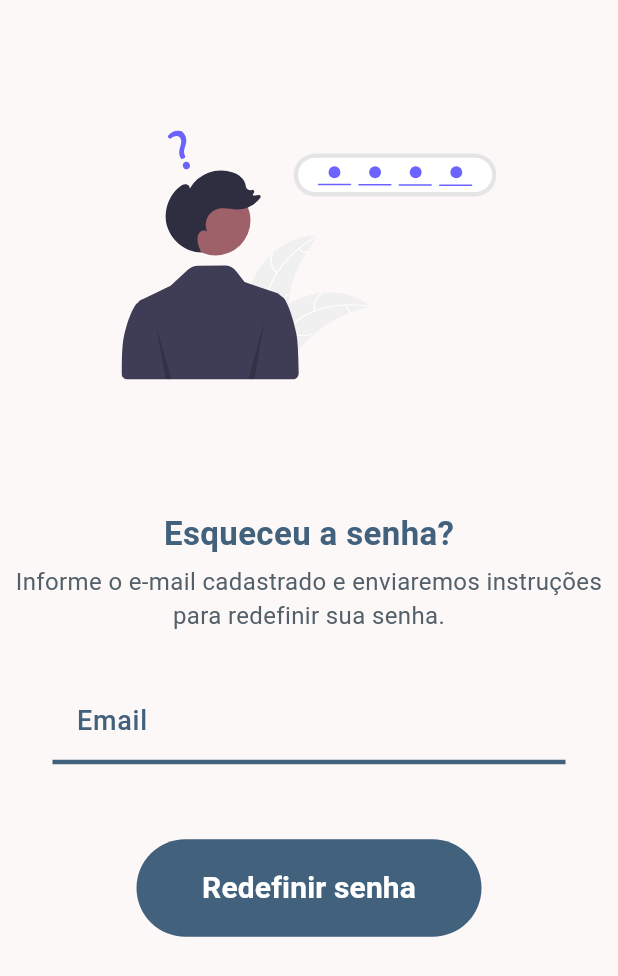
After one commit to Danielsalesds/Sistema-de-Reservas-de-Quadra-Esportivas, a Flutter app: the screen it shows after launch, after a tap on "Esqueceu a senha?", on a phone screen of 412 x 824 dp. The commit adds this screen. Shown: the top 976 px of the screen. Run offline on Flutter 3.47's test engine with Material 3 defaults, Android fonts, the phone set to English and light mode, and no system bars; our stand-ins replace awesome_dialog, cloud_firestore, firebase_auth, firebase_core, flutter_svg, google_fonts; accounts and stored records are empty.

Commit message:
Adicionado tela de esqueci a senha e implementado função de cadastro

```diff
--- a/lib/core/ConfigureProviders.dart
+++ b/lib/core/ConfigureProviders.dart
@@ -2,14 +2,18 @@ import 'package:provider/provider.dart';
 import 'package:provider/single_child_widget.dart';
 
 import '../services/AuthService.dart';
+import '../services/FirestoreService.dart';
 
 class ConfigureProviders{
   final List<SingleChildWidget> providers;
   ConfigureProviders({required this.providers});
   static Future<ConfigureProviders> createDependencyTree() async {
     final authService = AuthService();
+    final firestoreService = FirestoreService();
+
     return ConfigureProviders(providers: [
       Provider<AuthService>.value(value: authService),
+      Provider<FirestoreService>.value(value: firestoreService,)
     ]);
   }
 }
--- /dev/null
+++ b/lib/services/FirestoreService.dart
@@ -0,0 +1,23 @@
+import 'package:cloud_firestore/cloud_firestore.dart';
+import 'package:clube/services/AuthService.dart';
+import 'package:firebase_auth/firebase_auth.dart';
+
+class FirestoreService{
+  final FirebaseFirestore _firestore = FirebaseFirestore.instance;
+  final FirebaseAuth _auth = FirebaseAuth.instance;
+  final auth = AuthService();
+  Future<void> createUser(String nome, String email, String telefone, String role)async{
+    final userId = auth.getCurrentUser();
+    final user = _firestore.collection('usuarios').doc(userId);
+    await user.set({
+      'email': email,
+      'nome': nome,
+      'telefone': telefone,
+      'role': role
+    }).then((_) {
+      print("Cadastro criado com sucesso!");
+    }).catchError((error) {
+      print("Falha ao criar cadastro: $error");
+    });
+  }
+}
--- a/lib/ui/pages/LoginPage.dart
+++ b/lib/ui/pages/LoginPage.dart
@@ -1,5 +1,6 @@
 import 'package:clube/services/AuthService.dart';
 import 'package:clube/ui/pages/HomeAdmin.dart';
+import 'package:clube/ui/pages/ResetPasswordPage.dart';
 import 'package:clube/ui/widgets/CustomButton.dart';
 import 'package:clube/ui/widgets/CustomPasswordFormField.dart';
 import 'package:clube/ui/widgets/CustomTextFormField.dart';
@@ -31,6 +32,7 @@ class LoginPageState extends State<LoginPage>{
       );
     }
   }
+
   @override
   Widget build(BuildContext context) {
     return Scaffold(
@@ -68,12 +70,14 @@ class LoginPageState extends State<LoginPage>{
             ],
           ),
           const SizedBox(height: 5,),
-          const Padding(padding: EdgeInsets.only(right: 25),
+          Padding(padding: const EdgeInsets.only(right: 25),
             child:  Align(
               alignment: Alignment.centerRight,
               child: TextButton(
-                  onPressed: null,
-                  child: Text("Esqueceu a senha?", style: TextStyle(fontSize: 16,),),),
+                  onPressed:(){
+                    Navigator.push(context, MaterialPageRoute(builder: (context)=>ResetPasswordPage()));
+                  },
+                  child: const Text("Esqueceu a senha?", style: TextStyle(fontSize: 16,),),),
             ),
           ),
           const SizedBox(height: 10,),
@@ -97,8 +101,6 @@ class LoginPageState extends State<LoginPage>{
                 ,)
               ,),
           ),
-
-
         ],
       )
     );
--- /dev/null
+++ b/lib/ui/pages/ResetPasswordPage.dart
@@ -0,0 +1,105 @@
+import 'package:awesome_dialog/awesome_dialog.dart';
+import 'package:clube/services/AuthService.dart';
+import 'package:clube/ui/widgets/CustomButton.dart';
+import 'package:clube/ui/widgets/CustomTextFormField.dart';
+import 'package:flutter/cupertino.dart';
+import 'package:flutter/material.dart';
+import 'package:flutter_svg/svg.dart';
+import 'package:provider/provider.dart';
+
+class ResetPasswordPage extends StatefulWidget{
+  const ResetPasswordPage({super.key});
+
+  @override
+  State<StatefulWidget> createState() => ResetPasswordPageState();
+
+}
+
+class ResetPasswordPageState extends State<ResetPasswordPage> {
+  final emailTextController =  TextEditingController();
+
+  void reset() async{
+    try{
+      final auth = Provider.of<AuthService>(context,listen:false);
+      await auth.resetPassword(emailTextController.text);
+      if(!mounted) return;
+      AwesomeDialog(
+        context: context,
+        dialogType: DialogType.success,
+        animType: AnimType.scale,
+        title: "Email enviado!",
+        desc:  "Acesse seu email para redefinir sua senha.",
+        btnOkText: "Entendi",
+        btnOkColor: Theme.of(context).colorScheme.primary,
+        btnOkOnPress: () {
+          Navigator.pop(context);
+        },
+        titleTextStyle: TextStyle(
+            color: Theme.of(context).colorScheme.primary,
+            fontWeight: FontWeight.bold,
+            fontSize: 22
+        ),
+        descTextStyle: TextStyle(
+          fontSize: 16,
+          color: Theme.of(context).colorScheme.tertiary,
+        ),
+      ).show();
+    }catch(e){
+      ScaffoldMessenger.of(context).showSnackBar(
+          SnackBar(content: Text(e.toString()))
+      );
+    }
+  }
+
+  @override
+  Widget build(BuildContext context) {
+    return Scaffold(
+      body: SingleChildScrollView(child: Column(
+        children: [
+          Padding(padding: EdgeInsets.symmetric(vertical: 70),
+            child: Flexible(child: Row(
+                mainAxisAlignment: MainAxisAlignment.center,
+                children: [
+                  Container(
+                    decoration: BoxDecoration(
+                      borderRadius: BorderRadius.circular(0),
+                    ),child:SvgPicture.asset('assets/forgot-password.svg', width: 250,height: 200),
+                  ),
+                ]
+            ),
+            ),
+          ),
+          Text('Esqueceu a senha?',
+              style: TextStyle(
+                  color: Theme.of(context).colorScheme.primary,
+                  fontWeight: FontWeight.bold,
+                  fontSize: 22
+              )
+          ),
+          const SizedBox(height: 5,),
+          Row(
+            children: [
+              Flexible(
+                child: Text('Informe o e-mail cadastrado e enviaremos instruções para redefinir sua senha.',
+                  style: TextStyle(
+                    fontSize: 16,
+                    color: Theme.of(context).colorScheme.tertiary,
+                  ),
+                  softWrap: true,
+                  maxLines: 3,
+                  overflow: TextOverflow.visible,
+                  textAlign: TextAlign.center,
+                ),
+              ),
+            ],
+          ),
+          const SizedBox(height: 30,),
+          CustomTextFormField(label: "Email", controller: emailTextController,),
+          const SizedBox(height: 40,),
+          CustomButton(height: 85, width: 250, text: "Redefinir senha", onclick: reset),
+        ],
+      ),
+    ),
+    );
+  }
+}
--- a/pubspec.yaml
+++ b/pubspec.yaml
@@ -41,6 +41,9 @@ dependencies:
   flutter_native_splash: ^2.4.4
   firebase_core: ^3.13.0
   firebase_auth: ^5.5.2
+  cloud_firestore: ^5.6.6
+  flutter_svg: ^2.0.17
+  awesome_dialog: ^3.2.1
 
 dev_dependencies:
   flutter_test:
@@ -71,6 +74,7 @@ flutter:
   assets:
     - assets/running.png
     - assets/basketball.png
+    - assets/forgot-password.svg
   # An image asset can refer to one or more resolution-specific "variants", see
   # https://flutter.dev/to/resolution-aware-images
 
```
Also changed, not shown: lib/ui/pages/RegisterPage.dart (+25 -9 lines), assets/forgot-password.svg (added), pubspec.lock, 2 other files.
